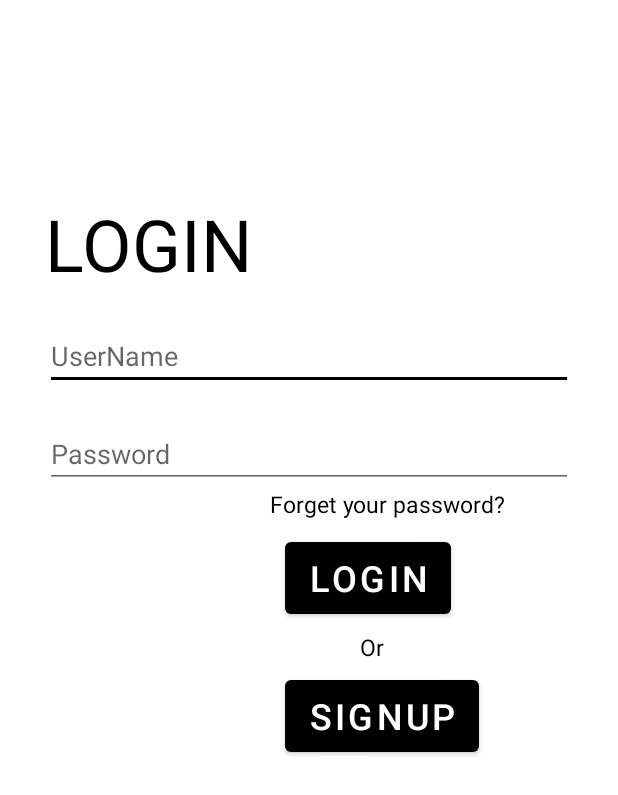
After one commit to GireeshSharmaSingh3783/FeelGood, an Android app: the LoginActivity screen opened directly, with no data from a screen before it, on a phone screen of 412 x 824 dp. The commit adds this screen. Shown: the top 795 px of the screen. Run offline under Robolectric (Android 15) with nearby library versions, the phone set to English and light mode, and no system bars; 1 statement that could not run was skipped.

Commit message:
Login and signup page created. LoginActivity.xml finished.

```diff
--- a/feelgood/build.gradle
+++ b/feelgood/build.gradle
@@ -47,4 +47,9 @@ dependencies {
     implementation platform('com.google.firebase:firebase-bom:28.4.2')
     implementation 'com.google.firebase:firebase-analytics'
     implementation 'com.google.firebase:firebase-database'
+    implementation 'br.com.simplepass:loading-button-android:1.14.0'
+    implementation "androidx.cardview:cardview:1.0.0"
+    implementation 'com.google.android.material:material:1.0.0'
+
+
 }
--- /dev/null
+++ b/feelgood/src/main/java/ca/aceapps/it/feelgood/LoginActivity.java
@@ -0,0 +1,14 @@
+package ca.aceapps.it.feelgood;
+
+import androidx.appcompat.app.AppCompatActivity;
+
+import android.os.Bundle;
+
+public class LoginActivity extends AppCompatActivity {
+
+    @Override
+    protected void onCreate(Bundle savedInstanceState) {
+        super.onCreate(savedInstanceState);
+        setContentView(R.layout.activity_login);
+    }
+}
--- /dev/null
+++ b/feelgood/src/main/res/layout/activity_login.xml
@@ -0,0 +1,78 @@
+<?xml version="1.0" encoding="utf-8"?>
+<LinearLayout xmlns:android="http://schemas.android.com/apk/res/android"
+    xmlns:app="http://schemas.android.com/apk/res-auto"
+    xmlns:tools="http://schemas.android.com/tools"
+    android:layout_width="match_parent"
+    android:layout_height="match_parent"
+    android:padding="30dp"
+    android:orientation="vertical"
+    tools:context=".LoginActivity">
+
+
+    <TextView
+        android:id="@+id/textView1"
+        android:layout_width="match_parent"
+        android:layout_height="wrap_content"
+        android:text="@string/login"
+        android:textSize="48dp"
+        android:textColor="@android:color/black"
+        android:layout_marginTop="100dp"/>
+
+    <EditText
+    android:id="@+id/ed_username"
+    android:layout_width="match_parent"
+    android:layout_height="wrap_content"
+    android:hint="@string/username"
+    android:layout_marginTop="20dp"
+    />
+    <EditText
+        android:id="@+id/ed_password"
+        android:layout_width="match_parent"
+        android:layout_height="wrap_content"
+        android:hint="@string/password"
+        android:inputType="textPassword"
+        android:layout_marginTop="20dp"
+        />
+
+    <TextView
+        android:id="@+id/forgotpass"
+        android:layout_width="wrap_content"
+        android:layout_height="20dp"
+        android:layout_marginLeft="150dp"
+        android:layout_marginTop="0dp"
+        android:text="@string/forget_your_password"
+        android:textColor="@android:color/black"
+        android:textSize="15dp" />
+
+    <Button
+        android:layout_width="wrap_content"
+        android:layout_height="60dp"
+        android:id="@+id/btn_login"
+        android:layout_marginLeft="160dp"
+        android:layout_marginTop="10dp"
+        android:text="@string/login"
+        android:textColor="#ffffff"
+        android:textSize="24dp"/>
+
+    <TextView
+        android:layout_width="242dp"
+        android:layout_height="wrap_content"
+        android:id="@+id/ortextview"
+        android:text="@string/or"
+        android:textColor="@android:color/black"
+        android:layout_marginLeft="210dp"
+        android:layout_marginTop="5dp"
+        android:textSize="15dp"/>
+
+    <Button
+        android:layout_width="wrap_content"
+        android:layout_height="60dp"
+        android:id="@+id/btn_signup"
+        android:layout_marginLeft="160dp"
+        android:layout_marginTop="5dp"
+        android:text="@string/signup"
+        android:textColor="#ffffff"
+        android:textSize="24dp"/>
+
+
+</LinearLayout>
--- a/feelgood/src/main/res/values/dimens.xml
+++ b/feelgood/src/main/res/values/dimens.xml
@@ -9,4 +9,7 @@
     <dimen name="nav_header_vertical_spacing">8dp</dimen>
     <dimen name="nav_header_height">176dp</dimen>
     <dimen name="fab_margin">16dp</dimen>
+    <dimen name="headerTextSize">25sp</dimen>
+    <dimen name="newsMoreTextSize">12sp</dimen>
+    <dimen name="loginViewsMargin">20dp</dimen>
 </resources>
--- a/feelgood/src/main/res/values/strings.xml
+++ b/feelgood/src/main/res/values/strings.xml
@@ -19,4 +19,13 @@
     <string name="menu_slideshow">Read Past Journals</string>
     <string name="welcome">WELCOME TO FEEL GOOD</string>
     <string name="youtube">youtube</string>
+
+    <string name="login_email_hint">Email</string>
+    <string name="login_password_hint">Password</string>
+    <string name="or">Or</string>
+    <string name="signup">SIGNUP</string>
+    <string name="login">LOGIN</string>
+    <string name="forget_your_password">Forget your password?</string>
+    <string name="username">UserName</string>
+    <string name="password">Password</string>
 </resources>
--- a/feelgood/src/main/res/values/themes.xml
+++ b/feelgood/src/main/res/values/themes.xml
@@ -23,6 +23,8 @@
         <item name="windowNoTitle">true</item>
     </style>
 
+
+
     <style name="Theme.FeelGood.AppBarOverlay" parent="ThemeOverlay.AppCompat.Dark.ActionBar" />
 
     <style name="Theme.FeelGood.PopupOverlay" parent="ThemeOverlay.AppCompat.Light" />
```
Also changed, not shown: feelgood/src/main/AndroidManifest.xml (+10 -7 lines), feelgood/src/main/java/ca/aceapps/it/feelgood/SignUpActivity.java (added, +14 -0 lines), feelgood/src/main/res/drawable/button.xml (added, +18 -0 lines), feelgood/src/main/res/layout/activity_sign_up.xml (added, +9 -0 lines), feelgood/src/main/res/values/colors.xml (+11 -0 lines), 1 other file.
